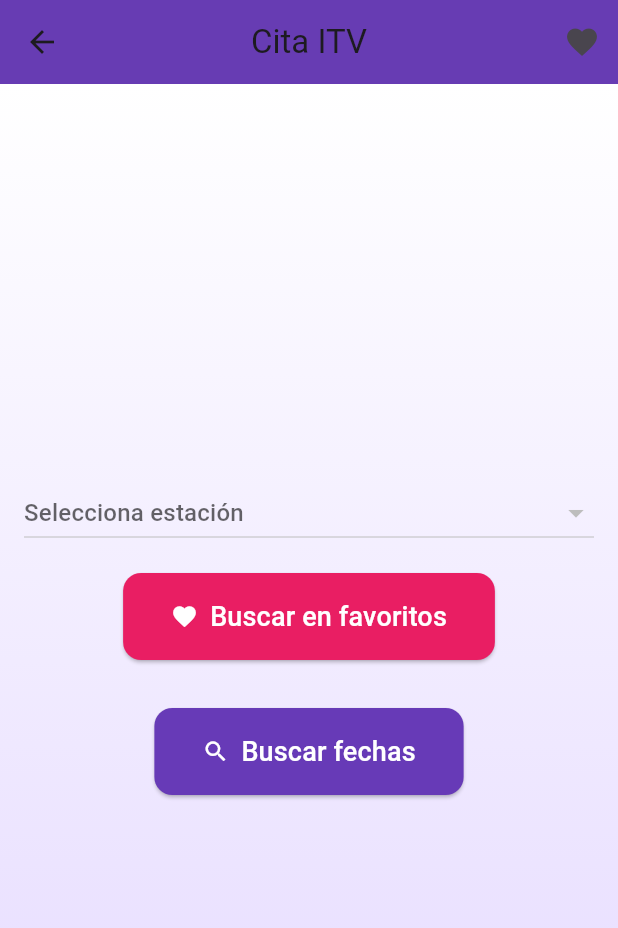
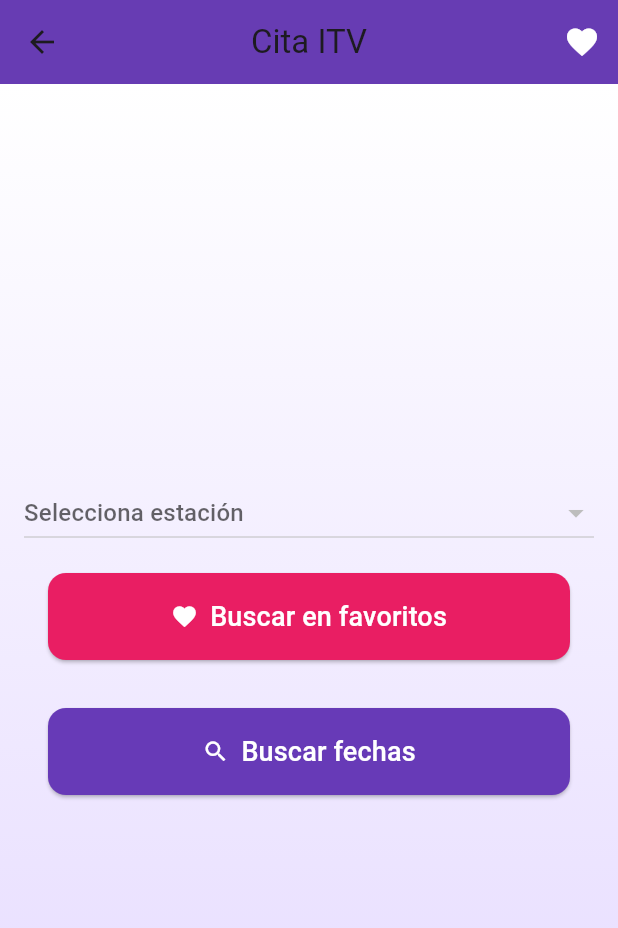
Before and after one commit to Fralopala2/Citabot, a Flutter app: the screen it shows after launch, after a tap on "Buscar cita ITV", on a phone screen of 412 x 824 dp. Shown: the top 928 px of the screen. Run offline on Flutter 3.47's test engine with Material 3 defaults, Android fonts, the phone set to English and light mode, and no system bars; our stand-ins replace firebase_core, firebase_messaging, google_mobile_ads, shared_preferences; accounts and stored records are empty; network calls fail.

Commit message:
Refactor: Enhance UI layout and improve service selection logic

```diff
--- /dev/null
+++ b/citabot_app/lib/categorias_servicio.dart
@@ -0,0 +1,34 @@
+// Categorías unificadas y palabras clave asociadas para filtrar servicios equivalentes
+const Map<String, List<String>> categoriasServicios = {
+  'Turismo diésel': [
+    'turismo diésel', 'turismo diesel', 'turismo híbrido diésel', 'turismo hibrido diésel', 'turismo hibrido diesel', 'turismo híbrido diesel',
+    'turismo diesel', 'turismo hibrido', 'turismo híbrido', 'turismo', 'díesel', 'diesel', 'híbrido diésel', 'hibrido diesel', 'híbrido diesel',
+  ],
+  'Turismo gasolina': [
+    'turismo gasolina', 'turismo híbrido gasolina', 'turismo hibrido gasolina', 'turismo hibrido', 'turismo híbrido', 'turismo', 'gasolina', 'híbrido gasolina', 'hibrido gasolina',
+  ],
+  'Motocicleta': [
+    'motocicleta', 'moto', 'ciclomotor', 'quad', 'cuadriciclo',
+  ],
+  'Vehículo ligero diésel': [
+    'vehículo ligero diésel', 'vehiculo ligero diesel', 'vehículo ligero híbrido diésel', 'vehiculo ligero hibrido diesel', 'vehículo ligero', 'diesel', 'díesel',
+  ],
+  'Vehículo ligero gasolina': [
+    'vehículo ligero gasolina', 'vehiculo ligero gasolina', 'vehículo ligero híbrido gasolina', 'vehiculo ligero hibrido gasolina', 'vehículo ligero', 'gasolina',
+  ],
+  'Camión': [
+    'camión', 'camion', 'tractocamión', 'tractocamion', 'semirremolque', 'remolque',
+  ],
+  'Autocaravana': [
+    'autocaravana',
+  ],
+  'Tractor agrícola': [
+    'tractor agrícola', 'tractor agricola', 'remolque agrícola', 'remolque agricola',
+  ],
+  'Eléctrico': [
+    'eléctrico', 'electrico', 've', '100 % electrico', '100 % eléctrico',
+  ],
+  'Autobús': [
+    'autobús', 'autobus',
+  ],
+};
--- a/citabot_app/lib/main.dart
+++ b/citabot_app/lib/main.dart
@@ -9,6 +9,7 @@ import 'horas_disponibles_screen.dart';
 import 'config.dart';
 import 'favoritos_screen.dart';
 import 'seleccionar_servicio_screen.dart';
+import 'categorias_servicio.dart';
 
 void main() async {
   WidgetsFlutterBinding.ensureInitialized();
@@ -228,7 +229,9 @@ class _MyHomePageState extends State<MyHomePage> {
         centerTitle: true,
         elevation: 4,
       ),
-      body: Container(
+      body: Stack(
+        children: [
+          Container(
             width: double.infinity,
             decoration: const BoxDecoration(
               gradient: LinearGradient(
@@ -298,15 +301,23 @@ class _MyHomePageState extends State<MyHomePage> {
                   ),
                 ),
                 const SizedBox(height: 32),
+                // El banner se elimina de aquí
+              ],
+            ),
+          ),
           if (_isBannerAdReady && _bannerAd != null)
-              Container(
+            Positioned(
+              left: 0,
+              right: 0,
+              bottom: 24, // margen para no tapar la barra del sistema
+              child: Container(
                 width: _bannerAd!.size.width.toDouble(),
                 height: _bannerAd!.size.height.toDouble(),
                 alignment: Alignment.center,
                 child: AdWidget(ad: _bannerAd!),
               ),
+            ),
         ],
-        ),
       ),
     );
   }
@@ -346,55 +357,19 @@ class _ITVCitaScreenState extends State<ITVCitaScreen> {
       );
       return;
     }
-    // 1. Obtener todos los servicios disponibles en las estaciones favoritas
-    Set<String> idsServiciosUnicos = {};
-    List<Map<String, dynamic>> serviciosUnicos = [];
-    for (final favId in favoritos) {
-      final estacion = estaciones.firstWhere(
-        (e) => e['store_id'].toString() == favId,
-        orElse: () => null,
-      );
-      if (estacion == null) continue;
-      final urlServicios = Uri.parse('${Config.serviciosUrl}?store_id=${estacion['store_id']}');
-      try {
-        final responseServicios = await http.get(urlServicios);
-        if (responseServicios.statusCode == 200) {
-          final dataServicios = jsonDecode(responseServicios.body);
-          final servicios = List<Map<String, dynamic>>.from(dataServicios['servicios'] ?? []);
-          for (final s in servicios) {
-            final id = s['service'].toString();
-            if (!idsServiciosUnicos.contains(id)) {
-              idsServiciosUnicos.add(id);
-              serviciosUnicos.add(s);
-            }
-          }
-        }
-      } catch (_) {}
-    }
-    setState(() { buscandoFavoritos = false; });
-    if (serviciosUnicos.isEmpty) {
-      if (!mounted) return;
-      showDialog(
-        context: context,
-        builder: (context) => const AlertDialog(
-          title: Text('Servicios'),
-          content: Text('No se encontraron servicios disponibles en tus estaciones favoritas.'),
-        ),
-      );
-      return;
-    }
-    // 2. Seleccionar el servicio
-    final servicioSeleccionado = await Navigator.push<Map<String, dynamic>>(
+    // 1. Mostrar categorías unificadas
+    final categoriaSeleccionada = await Navigator.push<String>(
       context,
       MaterialPageRoute(
         builder: (context) => SeleccionarServicioScreen(
-          servicios: serviciosUnicos,
+          servicios: categoriasServicios.keys.map((k) => {'nombre': k}).toList(),
         ),
       ),
     );
-    if (!mounted || servicioSeleccionado == null) return;
+    if (!mounted || categoriaSeleccionada == null) return;
     setState(() { buscandoFavoritos = true; });
-    // 3. Buscar la primera estación favorita con fechas disponibles para ese servicio
+    final palabrasClave = categoriasServicios[categoriaSeleccionada] ?? [];
+    // 2. Buscar la primera estación favorita con fechas disponibles para esa categoría
     for (final favId in favoritos) {
       final estacion = estaciones.firstWhere(
         (e) => e['store_id']?.toString() == favId,
@@ -406,11 +381,21 @@ class _ITVCitaScreenState extends State<ITVCitaScreen> {
       }
       final storeId = estacion['store_id']?.toString();
       final nombreEstacion = '${estacion['provincia'] ?? ''} - ${estacion['nombre'] ?? ''} (${estacion['tipo'] ?? ''})';
-      final serviceId = servicioSeleccionado['service'];
-      if (storeId == null || serviceId == null) {
-        debugPrint('storeId o serviceId null. storeId: $storeId, serviceId: $serviceId');
-        continue;
-      }
+      // Obtener servicios de la estación
+      final urlServicios = Uri.parse('${Config.serviciosUrl}?store_id=$storeId');
+      try {
+        final responseServicios = await http.get(urlServicios);
+        if (responseServicios.statusCode == 200) {
+          final dataServicios = jsonDecode(responseServicios.body);
+          final servicios = List<Map<String, dynamic>>.from(dataServicios['servicios'] ?? []);
+          // Filtrar servicios que coincidan con la categoría
+          final serviciosFiltrados = servicios.where((s) {
+            final nombre = (s['nombre'] ?? '').toString().toLowerCase();
+            return palabrasClave.any((kw) => nombre.contains(kw.toLowerCase()));
+          }).toList();
+          for (final servicio in serviciosFiltrados) {
+            final serviceId = servicio['service'];
+            if (storeId == null || serviceId == null) continue;
             final urlFechas = Uri.parse('${Config.fechasUrl}?store=$storeId&service=$serviceId&n=1');
             try {
               final responseFechas = await http.get(urlFechas);
@@ -439,14 +424,15 @@ class _ITVCitaScreenState extends State<ITVCitaScreen> {
                     ),
                   );
                   return;
-          } else {
-            debugPrint('No hay fechas para estación $storeId y servicio $serviceId');
                 }
-        } else {
-          debugPrint('Respuesta no válida para fechas: status ${responseFechas.statusCode}, body: ${responseFechas.body}');
               }
             } catch (e) {
-        debugPrint('Error al buscar en favoritos: $e');
+              debugPrint('Error al buscar fechas: $e');
+            }
+          }
+        }
+      } catch (e) {
+        debugPrint('Error al buscar servicios: $e');
       }
     }
     setState(() { buscandoFavoritos = false; });
@@ -628,7 +614,7 @@ class _ITVCitaScreenState extends State<ITVCitaScreen> {
         elevation: 4,
         actions: [
           IconButton(
-            icon: const Icon(Icons.favorite),
+            icon: const Icon(Icons.favorite, color: Colors.white),
             tooltip: 'Gestionar favoritos',
             onPressed: () async {
               await Navigator.push(
@@ -641,7 +627,9 @@ class _ITVCitaScreenState extends State<ITVCitaScreen> {
           ),
         ],
       ),
-      body: Container(
+      body: Stack(
+        children: [
+          Container(
             width: double.infinity,
             decoration: const BoxDecoration(
               gradient: LinearGradient(
@@ -692,9 +680,24 @@ class _ITVCitaScreenState extends State<ITVCitaScreen> {
                         ),
                       ),
                 const SizedBox(height: 16),
-            Stack(
-              children: [
-                ElevatedButton.icon(
+                if (buscandoFavoritos)
+                  const Padding(
+                    padding: EdgeInsets.symmetric(horizontal: 16.0, vertical: 8.0),
+                    child: Text(
+                      'Buscando fechas entre las estaciones favoritas...',
+                      textAlign: TextAlign.center,
+                      style: TextStyle(
+                        fontSize: 14,
+                        color: Colors.deepPurple,
+                        fontStyle: FontStyle.italic,
+                      ),
+                    ),
+                  ),
+                Padding(
+                  padding: const EdgeInsets.symmetric(horizontal: 32.0),
+                  child: SizedBox(
+                    width: double.infinity,
+                    child: ElevatedButton.icon(
                       style: ElevatedButton.styleFrom(
                         backgroundColor: Colors.pink,
                         padding: const EdgeInsets.symmetric(
@@ -706,32 +709,13 @@ class _ITVCitaScreenState extends State<ITVCitaScreen> {
                         ),
                       ),
                       icon: const Icon(Icons.favorite, color: Colors.white),
-                  label: Text(
-                    buscandoFavoritos
-                        ? 'Buscando fechas disponibles entre las estaciones favoritas...'
-                        : 'Buscar en favoritos',
-                    style: const TextStyle(color: Colors.white, fontSize: 18),
+                      label: const Text(
+                        'Buscar en favoritos',
+                        style: TextStyle(color: Colors.white, fontSize: 18),
                       ),
                       onPressed: buscandoFavoritos ? null : buscarPrimeraFechaFavoritos,
                     ),
-                if (buscandoFavoritos)
-                  Positioned.fill(
-                    child: Align(
-                      alignment: Alignment.centerRight,
-                      child: Padding(
-                        padding: const EdgeInsets.only(right: 24.0),
-                        child: SizedBox(
-                          width: 24,
-                          height: 24,
-                          child: CircularProgressIndicator(
-                            strokeWidth: 2,
-                            valueColor: AlwaysStoppedAnimation<Color>(Colors.white),
                   ),
-                        ),
-                      ),
-                    ),
-                  ),
-              ],
                 ),
                 const SizedBox(height: 16),
                 estacionSeleccionada == null
@@ -770,7 +754,11 @@ class _ITVCitaScreenState extends State<ITVCitaScreen> {
                       ),
                     ),
                   ),
-            ElevatedButton.icon(
+                Padding(
+                  padding: const EdgeInsets.symmetric(horizontal: 32.0),
+                  child: SizedBox(
+                    width: double.infinity,
+                    child: ElevatedButton.icon(
                       style: ElevatedButton.styleFrom(
                         backgroundColor: cargandoFechas
                             ? Colors.grey
@@ -799,16 +787,26 @@ class _ITVCitaScreenState extends State<ITVCitaScreen> {
                       ),
                       onPressed: cargandoFechas ? null : buscarFechas,
                     ),
+                  ),
+                ),
                 const SizedBox(height: 32),
+                // El banner se elimina de aquí
+              ],
+            ),
+          ),
           if (_isBannerAdReady && _bannerAd != null)
-              Container(
+              Positioned(
+                left: 0,
+                right: 0,
+                bottom: 24, // margen para no tapar la barra del sistema
+                child: Container(
                   width: _bannerAd!.size.width.toDouble(),
                   height: _bannerAd!.size.height.toDouble(),
                   alignment: Alignment.center,
                   child: AdWidget(ad: _bannerAd!),
                 ),
+              ),
         ],
-        ),
       ),
     );
   }
--- a/citabot_app/lib/seleccionar_servicio_screen.dart
+++ b/citabot_app/lib/seleccionar_servicio_screen.dart
@@ -19,7 +19,7 @@ class SeleccionarServicioScreen extends StatelessWidget {
           return ListTile(
             title: Text(servicio['nombre'] ?? ''),
             onTap: () {
-              Navigator.pop(context, servicio);
+              Navigator.pop(context, servicio['nombre']);
             },
           );
         },
--- a/citabot_app/pubspec.yaml
+++ b/citabot_app/pubspec.yaml
@@ -16,7 +16,7 @@ publish_to: 'none' # Remove this line if you wish to publish to pub.dev
 # https://developer.apple.com/library/archive/documentation/General/Reference/InfoPlistKeyReference/Articles/CoreFoundationKeys.html
 # In Windows, build-name is used as the major, minor, and patch parts
 # of the product and file versions while build-number is used as the build suffix.
-version: 1.0.0+1
+version: 1.0.1+2
 
 environment:
   sdk: ^3.9.0
```
Lines whose indentation alone changed are shown as unchanged.
